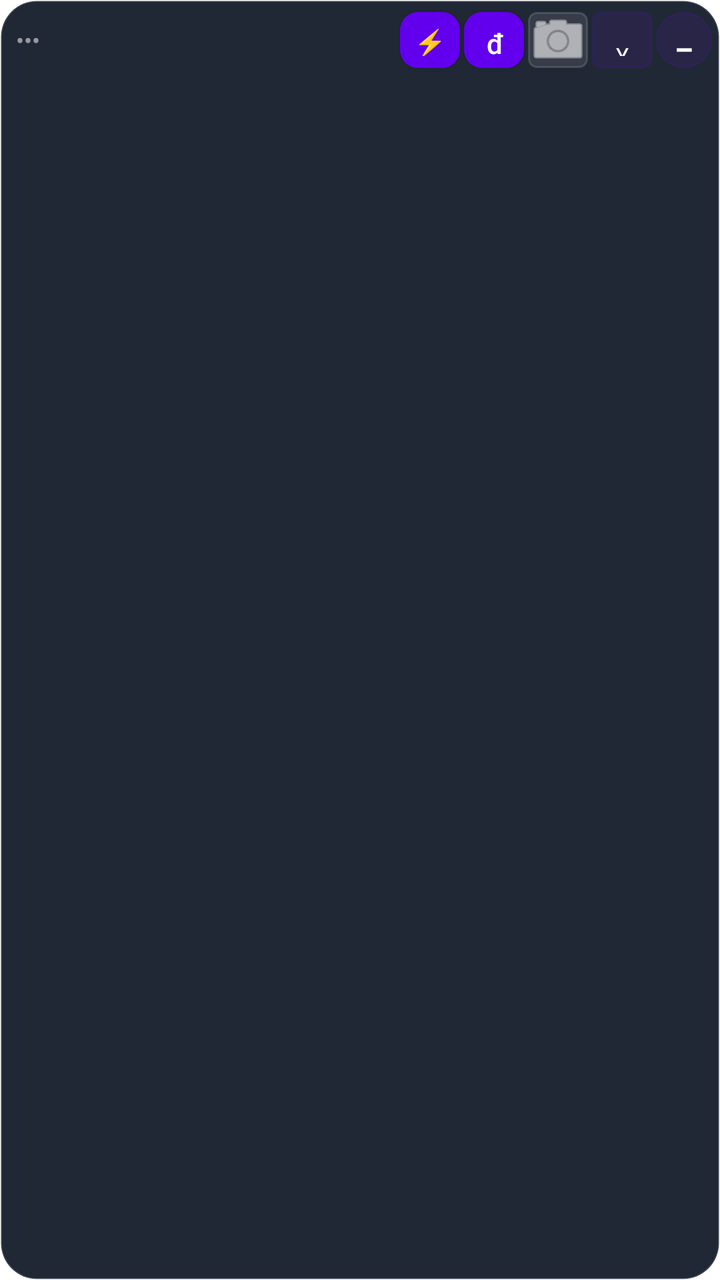
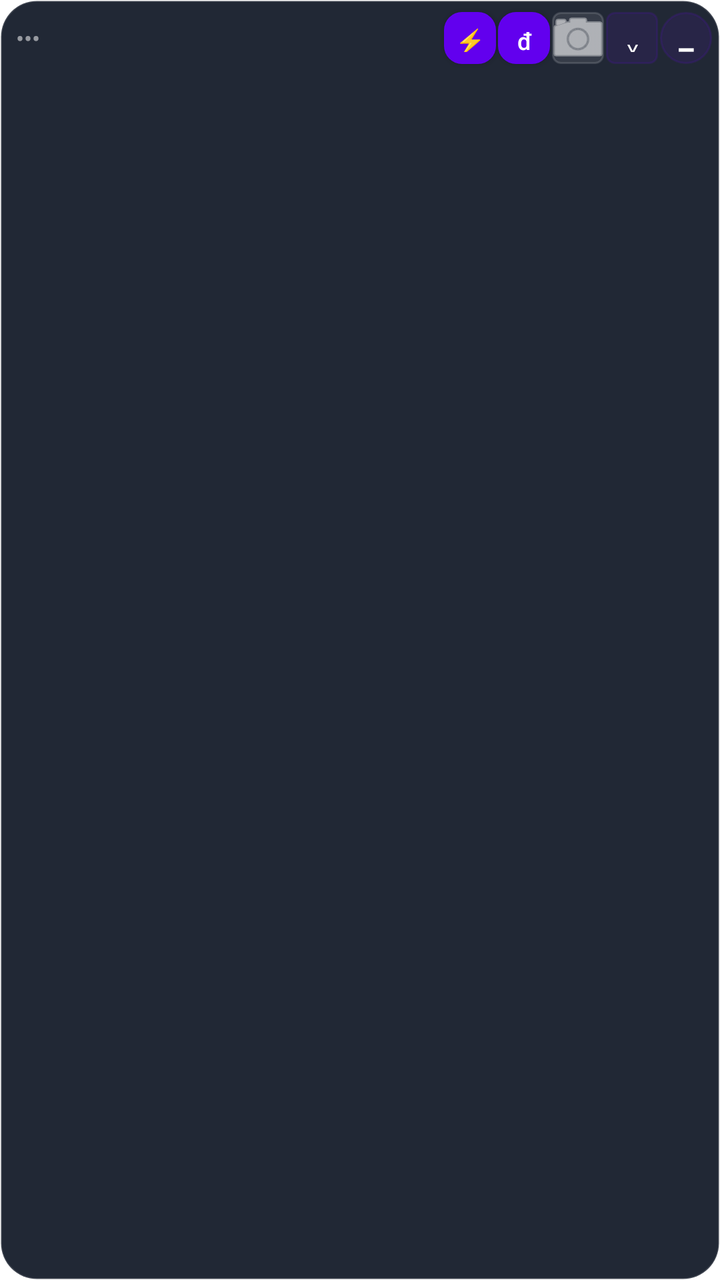

Compare the two renders of this Android layout. The source of the first and the diff that turns it into the second are given below.
<!-- AndroidManifest.xml: fallback theme Theme.MaterialComponents.DayNight.NoActionBar -->
<!-- res/layout/floating_window.xml -->
<?xml version="1.0" encoding="utf-8"?>
<LinearLayout xmlns:android="http://schemas.android.com/apk/res/android"
    android:id="@+id/floating_container"
    android:layout_width="match_parent"
    android:layout_height="wrap_content"
    android:orientation="vertical"
    android:background="@drawable/floating_window_background"
    android:padding="4dp"
    android:elevation="12dp">

    <LinearLayout
        android:layout_width="match_parent"
        android:layout_height="32dp"
        android:gravity="center_vertical"
        android:orientation="horizontal">

        
        <LinearLayout
            android:id="@+id/header_drag_handle"
            android:layout_width="0dp"
            android:layout_height="match_parent"
            android:layout_weight="1"
            android:gravity="center_vertical"
            android:orientation="horizontal">
            <TextView
                android:id="@+id/header_title"
                android:layout_width="match_parent"
                android:layout_height="wrap_content"
                android:paddingStart="4dp"
                android:text="•••"
                android:textColor="#88FFFFFF"
                android:textSize="12sp" />
        </LinearLayout>

        <Button
            android:id="@+id/batch_update_button"
            android:layout_width="30dp"
            android:layout_height="28dp"
            android:minWidth="0dp"
            android:minHeight="0dp"
            android:background="@drawable/update_button_background"
            android:padding="0dp"
            android:text="⚡"
            android:textColor="#FFFFFFFF"
            android:textSize="13sp" />

        <Button
            android:id="@+id/payment_tracking_button"
            android:layout_width="30dp"
            android:layout_height="28dp"
            android:layout_marginStart="2dp"
            android:minWidth="0dp"
            android:minHeight="0dp"
            android:background="@drawable/update_button_background"
            android:contentDescription="Chờ chuyển khoản"
            android:padding="0dp"
            android:text="₫"
            android:textColor="#FFFFFFFF"
            android:textSize="14sp" />

        <ImageButton
            android:id="@+id/quick_timemark_button"
            android:layout_width="30dp"
            android:layout_height="28dp"
            android:layout_marginStart="2dp"
            android:minWidth="0dp"
            android:minHeight="0dp"
            android:background="@drawable/refresh_button_background"
            android:contentDescription="Chụp ảnh TimeMark"
            android:padding="6dp"
            android:src="@android:drawable/ic_menu_camera"
            android:tint="#FFFFFFFF" />

        <Button
            android:id="@+id/toggle_panel_button"
            android:layout_width="30dp"
            android:layout_height="28dp"
            android:layout_marginStart="2dp"
            android:minWidth="0dp"
            android:minHeight="0dp"
            android:background="@drawable/refresh_button_background"
            android:padding="0dp"
            android:text="⌄"
            android:textColor="#FFFFFFFF"
            android:textSize="15sp" />

        <Button
            android:id="@+id/close_button"
            android:layout_width="28dp"
            android:layout_height="28dp"
            android:layout_marginStart="2dp"
            android:minWidth="0dp"
            android:minHeight="0dp"
            android:background="@drawable/close_button_background"
            android:padding="0dp"
            android:text="−"
            android:textColor="#FFFFFFFF"
            android:textSize="18sp" />
    </LinearLayout>

    <LinearLayout
        android:id="@+id/payment_queue_filter"
        android:layout_width="match_parent"
        android:layout_height="30dp"
        android:layout_marginTop="2dp"
        android:layout_marginBottom="2dp"
        android:orientation="horizontal"
        android:visibility="gone">

        <TextView
            android:id="@+id/payment_pending_tab"
            android:layout_width="0dp"
            android:layout_height="match_parent"
            android:layout_weight="1"
            android:gravity="center"
            android:text="Chờ"
            android:textSize="11sp"
            android:textStyle="bold" />

        <TextView
            android:id="@+id/payment_received_tab"
            android:layout_width="0dp"
            android:layout_height="match_parent"
            android:layout_marginStart="3dp"
            android:layout_weight="1"
            android:gravity="center"
            android:text="Đã nhận"
            android:textSize="11sp"
            android:textStyle="bold" />
    </LinearLayout>

    <ScrollView
        android:id="@+id/calls_scroll_view"
        android:layout_width="match_parent"
        android:layout_height="wrap_content"
        android:fillViewport="false"
        android:overScrollMode="ifContentScrolls">
        <LinearLayout
            android:id="@+id/calls_container"
            android:layout_width="match_parent"
            android:layout_height="wrap_content"
            android:orientation="vertical" />
    </ScrollView>

    <LinearLayout
        android:id="@+id/sms_input_container"
        android:layout_width="match_parent"
        android:layout_height="wrap_content"
        android:gravity="center_vertical"
        android:orientation="horizontal"
        android:visibility="gone">

        <EditText
            android:id="@+id/amount_input"
            android:layout_width="0dp"
            android:layout_height="40dp"
            android:layout_weight="1"
            android:background="@drawable/input_background"
            android:hint="1923 = 1.923.000đ"
            android:inputType="number"
            android:paddingStart="10dp"
            android:paddingEnd="6dp"
            android:singleLine="true"
            android:textColor="#FFFFFFFF"
            android:textColorHint="#80FFFFFF"
            android:textSize="13sp" />

        <Button
            android:id="@+id/send_sms_button"
            android:layout_width="38dp"
            android:layout_height="40dp"
            android:layout_marginStart="5dp"
            android:background="@drawable/sms_button_background"
            android:padding="0dp"
            android:text="✓"
            android:textColor="#FFFFFFFF"
            android:textSize="17sp" />

        <Button
            android:id="@+id/cancel_sms_button"
            android:layout_width="34dp"
            android:layout_height="40dp"
            android:layout_marginStart="4dp"
            android:background="@drawable/close_button_background"
            android:padding="0dp"
            android:text="×"
            android:textColor="#FFFFFFFF"
            android:textSize="18sp" />
    </LinearLayout>

</LinearLayout>
<!-- resources referenced by this layout -->
<resources>
  <!-- drawable close_button_background (drawable) -->
  <?xml version="1.0" encoding="utf-8"?>
  <shape xmlns:android="http://schemas.android.com/apk/res/android"
      android:shape="oval">
      <solid android:color="#18FFFFFF" />
      <stroke android:width="1dp" android:color="#24FFFFFF" />
  </shape>
  <!-- drawable floating_window_background (drawable) -->
  <?xml version="1.0" encoding="utf-8"?>
  <shape xmlns:android="http://schemas.android.com/apk/res/android"
      android:shape="rectangle">
      <solid android:color="#F2161D2B" />
      <corners android:radius="18dp" />
      <stroke
          android:width="1dp"
          android:color="#24FFFFFF" />
  </shape>
  <!-- drawable input_background (drawable) -->
  <?xml version="1.0" encoding="utf-8"?>
  <shape xmlns:android="http://schemas.android.com/apk/res/android"
      android:shape="rectangle">
      <solid android:color="#20FFFFFF" />
      <corners android:radius="6dp" />
      <stroke
          android:width="1dp"
          android:color="#40FFFFFF" />
  </shape>
  <!-- drawable refresh_button_background (drawable) -->
  <?xml version="1.0" encoding="utf-8"?>
  <shape xmlns:android="http://schemas.android.com/apk/res/android"
      android:shape="rectangle">
      
      <solid android:color="#18FFFFFF" />
      
      <corners android:radius="4dp" />
      
      <stroke
          android:width="1dp"
          android:color="#24FFFFFF" />
      
  </shape>
  <!-- drawable sms_button_background (drawable) -->
  <?xml version="1.0" encoding="utf-8"?>
  <shape xmlns:android="http://schemas.android.com/apk/res/android"
      android:shape="rectangle">
      <solid android:color="#FF1F9D72" />
      <corners android:radius="9dp" />
  </shape>
  <!-- drawable update_button_background (drawable) -->
  <?xml version="1.0" encoding="utf-8"?>
  <shape xmlns:android="http://schemas.android.com/apk/res/android"
      android:shape="rectangle">
      <solid android:color="#FF2B78E4" />
      <corners android:radius="9dp" />
  </shape>
</resources>

<!-- the commit's change to res/layout/floating_window.xml (unified diff, before → after) -->
@@ -10,7 +10,7 @@
 
     <LinearLayout
         android:layout_width="match_parent"
-        android:layout_height="32dp"
+        android:layout_height="30dp"
         android:gravity="center_vertical"
         android:orientation="horizontal">
 
@@ -34,21 +34,21 @@
 
         <Button
             android:id="@+id/batch_update_button"
-            android:layout_width="30dp"
-            android:layout_height="28dp"
+            android:layout_width="26dp"
+            android:layout_height="26dp"
             android:minWidth="0dp"
             android:minHeight="0dp"
             android:background="@drawable/update_button_background"
             android:padding="0dp"
             android:text="⚡"
             android:textColor="#FFFFFFFF"
-            android:textSize="13sp" />
+            android:textSize="12sp" />
 
         <Button
             android:id="@+id/payment_tracking_button"
-            android:layout_width="30dp"
-            android:layout_height="28dp"
-            android:layout_marginStart="2dp"
+            android:layout_width="26dp"
+            android:layout_height="26dp"
+            android:layout_marginStart="1dp"
             android:minWidth="0dp"
             android:minHeight="0dp"
             android:background="@drawable/update_button_background"
@@ -56,13 +56,13 @@
             android:padding="0dp"
             android:text="₫"
             android:textColor="#FFFFFFFF"
-            android:textSize="14sp" />
+            android:textSize="12sp" />
 
         <ImageButton
             android:id="@+id/quick_timemark_button"
-            android:layout_width="30dp"
-            android:layout_height="28dp"
-            android:layout_marginStart="2dp"
+            android:layout_width="26dp"
+            android:layout_height="26dp"
+            android:layout_marginStart="1dp"
             android:minWidth="0dp"
             android:minHeight="0dp"
             android:background="@drawable/refresh_button_background"
@@ -73,22 +73,22 @@
 
         <Button
             android:id="@+id/toggle_panel_button"
-            android:layout_width="30dp"
-            android:layout_height="28dp"
-            android:layout_marginStart="2dp"
+            android:layout_width="26dp"
+            android:layout_height="26dp"
+            android:layout_marginStart="1dp"
             android:minWidth="0dp"
             android:minHeight="0dp"
             android:background="@drawable/refresh_button_background"
             android:padding="0dp"
             android:text="⌄"
             android:textColor="#FFFFFFFF"
-            android:textSize="15sp" />
+            android:textSize="13sp" />
 
         <Button
             android:id="@+id/close_button"
-            android:layout_width="28dp"
-            android:layout_height="28dp"
-            android:layout_marginStart="2dp"
+            android:layout_width="26dp"
+            android:layout_height="26dp"
+            android:layout_marginStart="1dp"
             android:minWidth="0dp"
             android:minHeight="0dp"
             android:background="@drawable/close_button_background"
